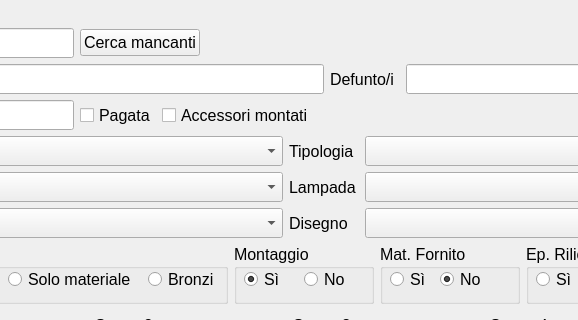
Above: Tomb.ui from LuigiCaradonna/funeraria before the change; both pictures show x 113 to 691 and y 0 to 320 of the 1200 by 690 pixel window. Below: the same form after it.
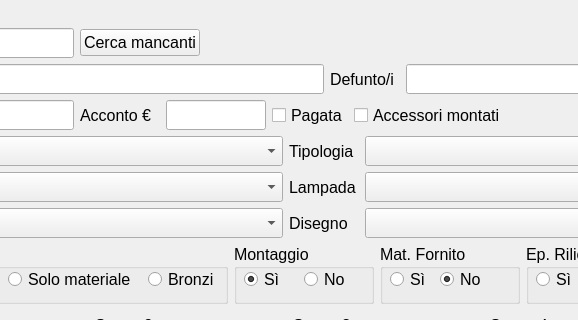
That is the form after the change.

Commit message: Added deposits management

What changed in the file:
```diff
--- a/Tomb.ui
+++ b/Tomb.ui
@@ -302,6 +302,35 @@
          </property>
         </widget>
        </item>
+       <item>
+        <widget class="QLabel" name="lblDeposit">
+         <property name="minimumSize">
+          <size>
+           <width>80</width>
+           <height>30</height>
+          </size>
+         </property>
+         <property name="text">
+          <string>Acconto €</string>
+         </property>
+        </widget>
+       </item>
+       <item>
+        <widget class="QLineEdit" name="leDeposit">
+         <property name="minimumSize">
+          <size>
+           <width>100</width>
+           <height>30</height>
+          </size>
+         </property>
+         <property name="maximumSize">
+          <size>
+           <width>100</width>
+           <height>30</height>
+          </size>
+         </property>
+        </widget>
+       </item>
        <item>
         <widget class="QCheckBox" name="chbPaid">
          <property name="minimumSize">
```
The commit also changes 5 other files.
